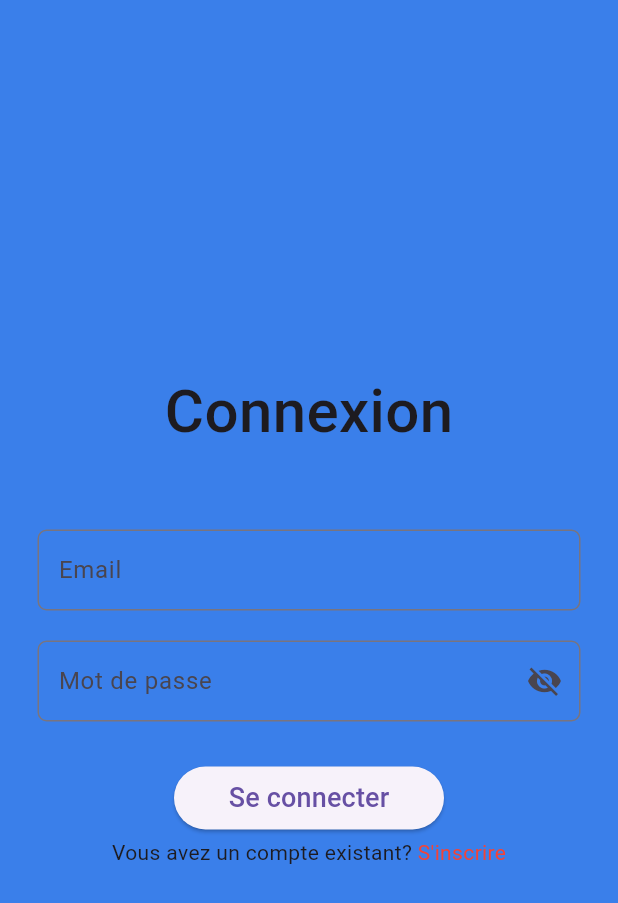
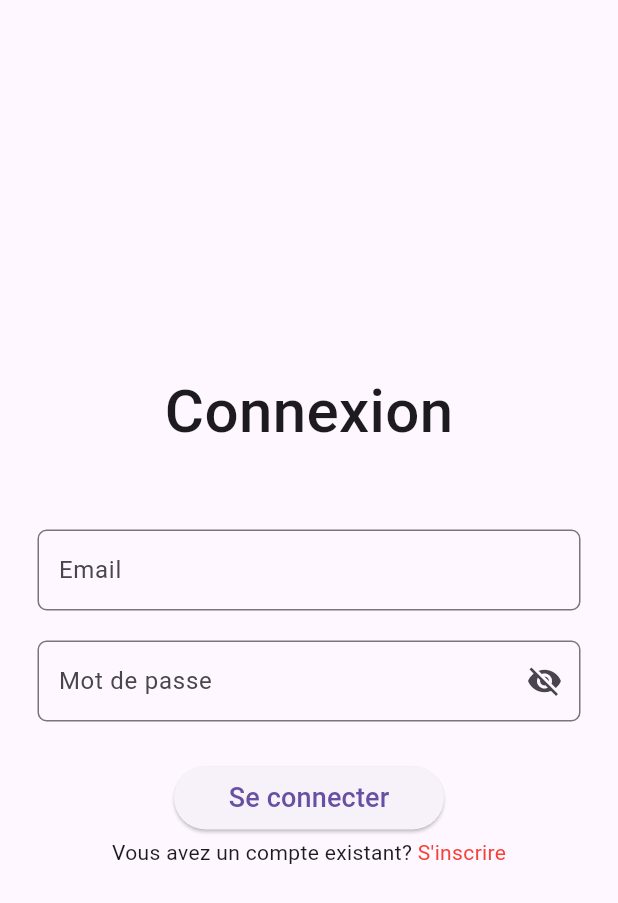
Before and after one commit to sendpacket/sendpacket-mvp, a Flutter app: the screen it shows after launch, on a phone screen of 412 x 824 dp. Shown: the top 903 px of the screen. Run offline on Flutter 3.47's test engine with Material 3 defaults, Android fonts, the light colour scheme and no system bars; our stand-ins replace firebase_auth, firebase_core; accounts and stored records are empty.

Commit message:
Remove scaffoldBackGroundColor

```diff
--- a/lib/main.dart
+++ b/lib/main.dart
@@ -5,16 +5,21 @@ import 'package:firebase_core/firebase_core.dart';
 
 void main() async {
   WidgetsFlutterBinding.ensureInitialized();
-  if(kIsWeb) {
-    await Firebase.initializeApp(options: const FirebaseOptions(apiKey: "AIzaSyB1p_7fErC1S5vHS1bsdll9yM2J4UGkqZg",
+  if (kIsWeb) {
+    await Firebase.initializeApp(
+      options: const FirebaseOptions(
+        apiKey: "AIzaSyB1p_7fErC1S5vHS1bsdll9yM2J4UGkqZg",
         authDomain: "send-packet-39197.firebaseapp.com",
         projectId: "send-packet-39197",
         storageBucket: "send-packet-39197.firebasestorage.app",
         messagingSenderId: "1038282697388",
-        appId: "1:1038282697388:web:4f63441588b88396838d09"));  }
-  else {
-   await  Firebase.initializeApp();
+        appId: "1:1038282697388:web:4f63441588b88396838d09",
+      ),
+    );
+  } else {
+    await Firebase.initializeApp();
   }
+
   runApp(const MyApp());
 }
 
@@ -28,7 +33,6 @@ class MyApp extends StatelessWidget {
       title: 'Mon Application',
       theme: ThemeData(
         primarySwatch: Colors.blue,
-        scaffoldBackgroundColor: const Color(0xFF3A7FEA),
       ),
       home: const SplashScreen(),
     );
```
